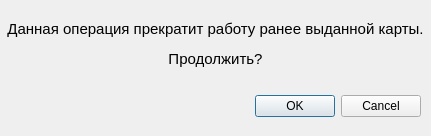
Qt form dataBaseFirebird/dialogs/getcarddialog.ui (Evgeniykull/DataBase) before a commit.
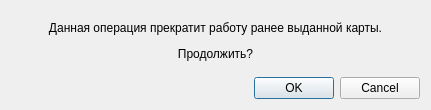
The same form after that commit.

What changed in the file:
```diff
--- a/dataBaseFirebird/dialogs/getcarddialog.ui
+++ b/dataBaseFirebird/dialogs/getcarddialog.ui
@@ -7,21 +7,30 @@
     <x>0</x>
     <y>0</y>
     <width>431</width>
-    <height>136</height>
+    <height>110</height>
    </rect>
   </property>
   <property name="windowTitle">
    <string>Карта</string>
   </property>
+  <layout class="QGridLayout" name="gridLayout">
+   <item row="0" column="0">
+    <widget class="QLabel" name="label">
+     <property name="font">
+      <font>
+       <family>MS Shell Dlg 2</family>
+      </font>
+     </property>
+     <property name="text">
+      <string>&lt;html&gt;&lt;head/&gt;&lt;body&gt;&lt;p&gt;Данная операция прекратит работу ранее выданной карты.&lt;/p&gt;&lt;p&gt;Продолжить?&lt;/p&gt;&lt;/body&gt;&lt;/html&gt;</string>
+     </property>
+     <property name="alignment">
+      <set>Qt::AlignCenter</set>
+     </property>
+    </widget>
+   </item>
+   <item row="1" column="0">
   <widget class="QDialogButtonBox" name="buttonBox">
-   <property name="geometry">
-    <rect>
-     <x>30</x>
-     <y>90</y>
-     <width>391</width>
-     <height>32</height>
-    </rect>
-   </property>
    <property name="orientation">
     <enum>Qt::Horizontal</enum>
    </property>
@@ -29,22 +38,8 @@
     <set>QDialogButtonBox::Cancel|QDialogButtonBox::Ok</set>
    </property>
   </widget>
-  <widget class="QLabel" name="label">
-   <property name="geometry">
-    <rect>
-     <x>5</x>
-     <y>14</y>
-     <width>421</width>
-     <height>61</height>
-    </rect>
-   </property>
-   <property name="text">
-    <string>&lt;html&gt;&lt;head/&gt;&lt;body&gt;&lt;p&gt;&lt;span style=&quot; font-size:11pt;&quot;&gt;Данная операция прекратит работу ранее выданной карты.&lt;/span&gt;&lt;/p&gt;&lt;p&gt;&lt;span style=&quot; font-size:11pt;&quot;&gt;Продолжить?&lt;/span&gt;&lt;/p&gt;&lt;/body&gt;&lt;/html&gt;</string>
-   </property>
-   <property name="alignment">
-    <set>Qt::AlignCenter</set>
-   </property>
-  </widget>
+   </item>
+  </layout>
  </widget>
  <resources/>
  <connections>
```
Lines whose indentation alone changed are shown as unchanged.
